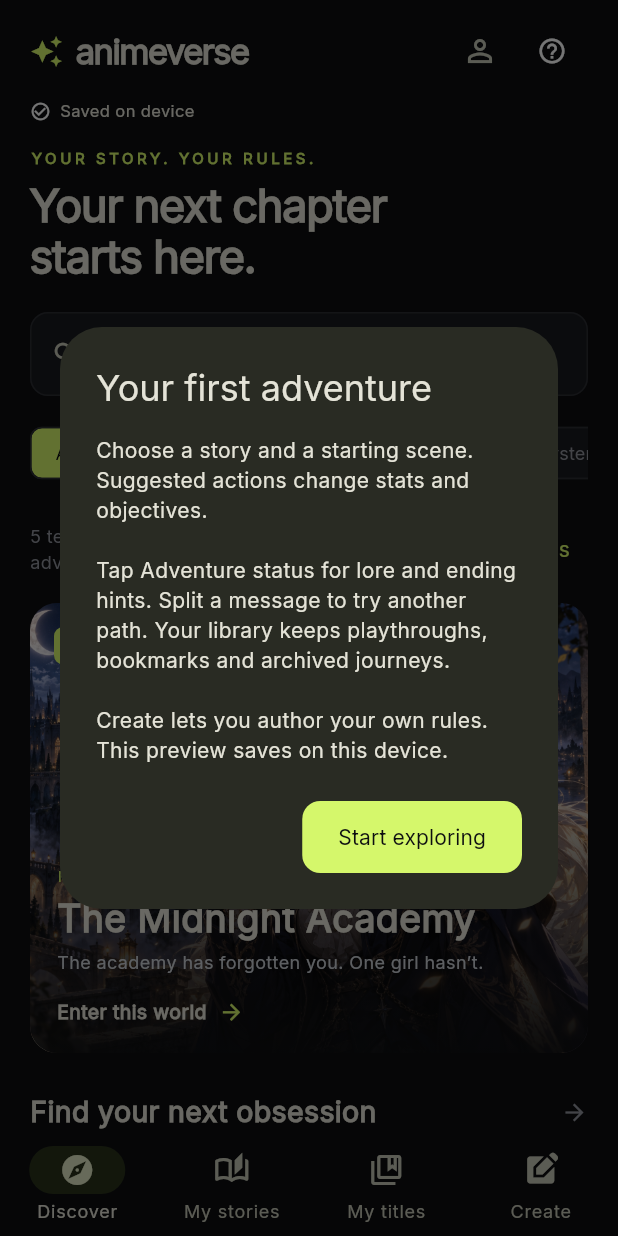
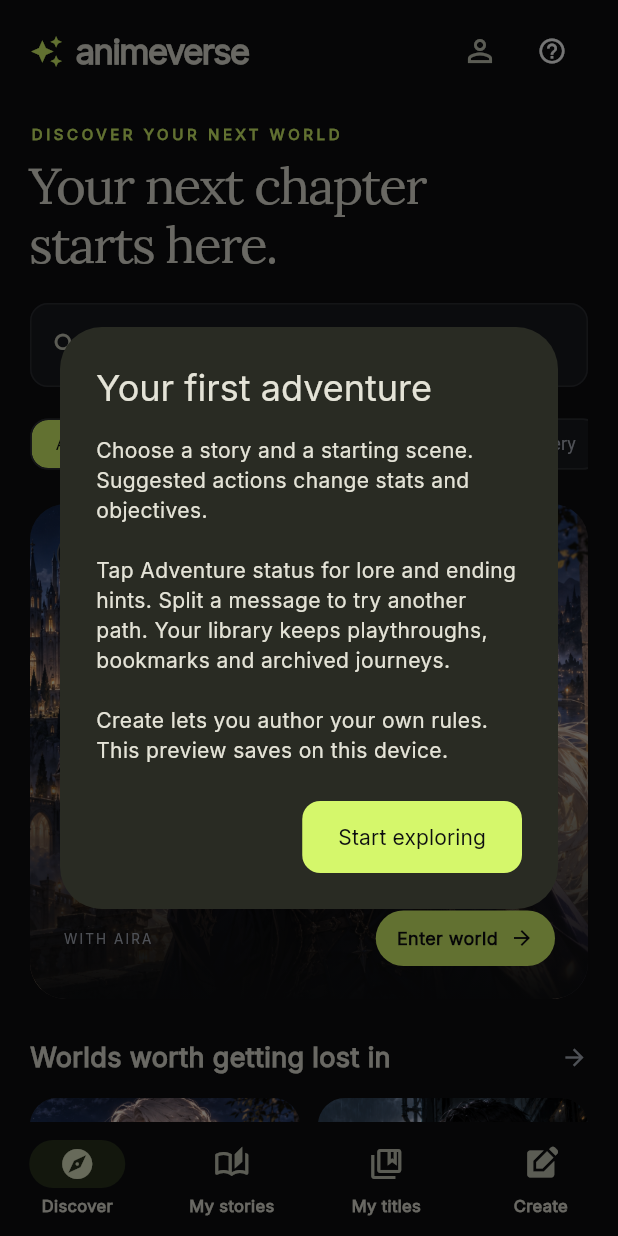
Before and after one commit to playdream996-cyber/Animeverse, a Flutter app: the screen it shows after launch, on a phone screen of 412 x 824 dp. Run offline on Flutter 3.47's test engine with Material 3 defaults, Android fonts, the light colour scheme and no system bars; our stand-ins replace file_picker, share_plus, shared_preferences.

Commit message:
Refine editorial discovery, illustrated cards and creator typography

```diff
--- a/mobile/lib/creator/creator_studio.dart
+++ b/mobile/lib/creator/creator_studio.dart
@@ -100,10 +100,10 @@ class _CreatorStudioState extends State<CreatorStudio> {
         SaveIndicator(library: widget.library), const SizedBox(height: 12),
         Text('STEP ${step + 1} OF 3', style: const TextStyle(color: lavender, fontSize: 10, letterSpacing: 2)),
         const SizedBox(height: 12),
-        LinearProgressIndicator(value: (step + 1) / 3, color: lavender, backgroundColor: line),
+        Row(children: [for (var i = 0; i < 3; i++) Expanded(child: Padding(padding: EdgeInsets.only(right: i == 2 ? 0 : 8), child: Container(height: 4, decoration: BoxDecoration(color: i <= step ? lavender : line, borderRadius: BorderRadius.circular(4)))))]),
         const SizedBox(height: 24),
         Text(['Give it a spark.', 'Build your world.', 'Make the first move.'][step],
-          style: const TextStyle(fontSize: 30, fontWeight: FontWeight.w700)),
+          style: const TextStyle(fontFamily: 'Lora', fontSize: 32, fontWeight: FontWeight.w500)),
         const SizedBox(height: 8),
         Text(['An original premise someone will want to step into.',
           'Choose who the player is and what matters to them.',
--- a/mobile/lib/main.dart
+++ b/mobile/lib/main.dart
@@ -15,7 +15,7 @@ import 'package:shared_preferences/shared_preferences.dart';
 const ink = Color(0xFF0D0E10);
 const panel = Color(0xFF191A1E);
 const lavender = Color(0xFFD5F76B);
-const muted = Color(0xFF92959E);
+const muted = Color(0xFFABB0BC);
 const line = Color(0xFF2B2D32);
 
 Future<void> main() async {
@@ -37,8 +37,10 @@ class AnimeverseApp extends StatelessWidget {
       colorScheme: ColorScheme.fromSeed(seedColor: lavender, brightness: Brightness.dark, primary: lavender, onPrimary: ink, surface: panel),
       appBarTheme: const AppBarTheme(backgroundColor: ink, surfaceTintColor: Colors.transparent),
       dividerColor: line,
-      navigationBarTheme: const NavigationBarThemeData(backgroundColor: ink, indicatorColor: Color(0xFF2A331B)),
-      cardTheme: const CardThemeData(color: panel, elevation: 0),
+      navigationBarTheme: const NavigationBarThemeData(backgroundColor: ink, indicatorColor: Color(0xFF29321D), labelTextStyle: WidgetStatePropertyAll(TextStyle(fontSize: 11, fontWeight: FontWeight.w600))),
+      cardTheme: CardThemeData(color: panel, elevation: 0, shape: RoundedRectangleBorder(borderRadius: BorderRadius.circular(20), side: const BorderSide(color: line))),
+      chipTheme: ChipThemeData(backgroundColor: panel, selectedColor: lavender, side: const BorderSide(color: line), shape: RoundedRectangleBorder(borderRadius: BorderRadius.circular(12)), labelStyle: const TextStyle(fontSize: 12)),
+      bottomSheetTheme: const BottomSheetThemeData(backgroundColor: ink, showDragHandle: true),
       filledButtonTheme: FilledButtonThemeData(style: FilledButton.styleFrom(minimumSize: const Size(0, 48), shape: RoundedRectangleBorder(borderRadius: BorderRadius.circular(12)))),
       inputDecorationTheme: InputDecorationTheme(filled: true, fillColor: panel, contentPadding: const EdgeInsets.all(16),
         border: OutlineInputBorder(borderRadius: BorderRadius.circular(12), borderSide: const BorderSide(color: line)),
@@ -202,28 +204,23 @@ class _LibraryScreenState extends State<LibraryScreen> with WidgetsBindingObserv
       Row(children: [const Icon(Icons.auto_awesome, color: lavender, size: 22), const SizedBox(width: 9),
         const Expanded(child: Text('animeverse', maxLines: 1, overflow: TextOverflow.ellipsis, style: TextStyle(fontSize: 23, fontWeight: FontWeight.w800, letterSpacing: -1))),
         IconButton(tooltip: 'Player settings', onPressed: () => Navigator.push(context, MaterialPageRoute<void>(builder: (_) => PlayerSettings(library: project))), icon: const Icon(Icons.person_outline)),
-        PopupMenuButton<String>(tooltip: 'Help and information', onSelected: (value) { if (value == 'help') quickGuide(context); else showDialog<void>(context: context, builder: (_) => AlertDialog(title: const Text('A new world, in progress'), content: const Text('Original artwork, authored local rules and scripted replies. Stories and progress save on this device. Online accounts and sharing are not connected.'), actions: [TextButton(onPressed: () => Navigator.pop(context), child: const Text('Got it'))])); },
-          icon: const Icon(Icons.help_outline, size: 20), itemBuilder: (_) => const [PopupMenuItem(value: 'help', child: Text('How to play')), PopupMenuItem(value: 'about', child: Text('About this preview'))]),
+        PopupMenuButton<String>(tooltip: 'Help and information', onSelected: (value) { if (value == 'help') quickGuide(context); else if (value == 'references') refreshCatalog(); else showDialog<void>(context: context, builder: (_) => AlertDialog(title: const Text('A new world, in progress'), content: const Text('Original artwork, authored local rules and scripted replies. Stories and progress save on this device. Online accounts and sharing are not connected.'), actions: [TextButton(onPressed: () => Navigator.pop(context), child: const Text('Got it'))])); },
+          icon: const Icon(Icons.help_outline, size: 20), itemBuilder: (_) => const [PopupMenuItem(value: 'help', child: Text('How to play')), PopupMenuItem(value: 'about', child: Text('About this preview')), PopupMenuItem(value: 'references', child: Text('Refresh manga references'))]),
       ]),
-      const SizedBox(height: 8), SaveIndicator(library: project),
-      const SizedBox(height: 16),
+      const SizedBox(height: 24),
       if (project.saveError != null) Card(child: Padding(padding: const EdgeInsets.all(16), child: Column(crossAxisAlignment: CrossAxisAlignment.start, children: [
         Text(project.saveError!, style: const TextStyle(color: Colors.orangeAccent)),
         if (!project.readOnly) TextButton(onPressed: project.flush, child: const Text('Retry save')),
       ]))),
       if (tab == 0) ...[
-        const Text('YOUR STORY. YOUR RULES.', style: TextStyle(color: lavender, fontSize: 10, letterSpacing: 2.4, fontWeight: FontWeight.w700)), const SizedBox(height: 8),
-        const Text('Your next chapter\nstarts here.', style: TextStyle(fontSize: 30, fontWeight: FontWeight.w700, height: 1.12, letterSpacing: -.8)), const SizedBox(height: 20),
-        TextField(controller: search, onChanged: (_) => setState(() {}), decoration: const InputDecoration(hintText: 'Search stories, worlds, possibilities', prefixIcon: Icon(Icons.search, size: 20), isDense: true)), const SizedBox(height: 14),
+        const Text('DISCOVER YOUR NEXT WORLD', style: TextStyle(color: lavender, fontSize: 10, letterSpacing: 2.4, fontWeight: FontWeight.w700)), const SizedBox(height: 8),
+        const Text('Your next chapter\nstarts here.', style: TextStyle(fontFamily: 'Lora', fontSize: 34, fontWeight: FontWeight.w500, height: 1.16, letterSpacing: -1.2)), const SizedBox(height: 20),
+        TextField(controller: search, onChanged: (_) => setState(() {}), decoration: const InputDecoration(hintText: 'Find your next adventure', prefixIcon: Icon(Icons.search, size: 20), isDense: true)), const SizedBox(height: 14),
         SingleChildScrollView(scrollDirection: Axis.horizontal, child: Row(children: [for (final g in ['All', 'Fantasy', 'Sci-fi', 'Adventure', 'Mystery', 'Romance', 'Horror']) Padding(padding: const EdgeInsets.only(right: 8), child: ChoiceChip(label: Text(g), selected: genre == g, showCheckmark: false, onSelected: (_) => setState(() => genre = g), selectedColor: lavender, labelStyle: TextStyle(color: genre == g ? ink : muted, fontSize: 12), side: const BorderSide(color: line)))])),
         const SizedBox(height: 16),
-        if (testStoriesEnabled) Padding(padding: const EdgeInsets.only(bottom: 12), child: Row(children: [
-          const Expanded(child: Text('5 temporary original adventures', style: TextStyle(color: muted, fontSize: 12))),
-          TextButton(onPressed: loadingCatalog ? null : refreshCatalog, child: Text(loadingCatalog ? 'Loading…' : 'Refresh manga references')),
-        ])),
         if (visible.isNotEmpty) HeroCover(story: visible.first, onTap: () => showDetail(visible.first)),
         if (visible.isEmpty) const Padding(padding: EdgeInsets.all(32), child: Text('No stories found. Try another title or genre.')),
-        const SizedBox(height: 26), const Row(children: [Expanded(child: Text('Find your next obsession', style: TextStyle(fontSize: 19, fontWeight: FontWeight.w700))), SizedBox(width: 12), Icon(Icons.arrow_forward, size: 18, color: muted)]), const SizedBox(height: 14),
+        const SizedBox(height: 26), const Row(children: [Expanded(child: Text('Worlds worth getting lost in', style: TextStyle(fontSize: 18, fontWeight: FontWeight.w600))), SizedBox(width: 12), Icon(Icons.arrow_forward, size: 18, color: muted)]), const SizedBox(height: 14),
         LayoutBuilder(builder: (context, constraints) {
           final count = constraints.maxWidth > 600 ? 3 : 2;
           final width = (constraints.maxWidth - 12 * (count - 1)) / count;
@@ -265,7 +262,7 @@ class _LibraryScreenState extends State<LibraryScreen> with WidgetsBindingObserv
       ],
       if (tab == 3) ...[
         const Text('THE CREATOR STUDIO', style: TextStyle(color: lavender, letterSpacing: 2, fontSize: 10)),
-        const SizedBox(height: 12), const Text('A world only you\ncould imagine.', style: TextStyle(fontSize: 30, fontWeight: FontWeight.w700, height: 1.15)),
+        const SizedBox(height: 12), const Text('A world only you\ncould imagine.', style: TextStyle(fontFamily: 'Lora', fontSize: 32, fontWeight: FontWeight.w500, height: 1.2)),
         const SizedBox(height: 12), const Text('Build an original adventure. Shape the cast, the stakes and the first scene.',
           style: TextStyle(color: muted, height: 1.6)),
         const SizedBox(height: 24), ClipRRect(borderRadius: BorderRadius.circular(16),
@@ -282,7 +279,7 @@ class _LibraryScreenState extends State<LibraryScreen> with WidgetsBindingObserv
         const SizedBox(height: 20), const Text('Local preview · scripted replies · online publishing pending',
           style: TextStyle(color: muted, fontSize: 11)),
       ],
-    ])))), bottomNavigationBar: DecoratedBox(decoration: const BoxDecoration(border: Border(top: BorderSide(color: line))), child: NavigationBar(height: 68, selectedIndex: tab, onDestinationSelected: (i) => setState(() => tab = i), destinations: const [NavigationDestination(icon: Icon(Icons.explore_outlined), selectedIcon: Icon(Icons.explore), label: 'Discover'), NavigationDestination(icon: Icon(Icons.auto_stories_outlined), selectedIcon: Icon(Icons.auto_stories), label: 'My stories'), NavigationDestination(icon: Icon(Icons.collections_bookmark_outlined), label: 'My titles'), NavigationDestination(icon: Icon(Icons.edit_square), label: 'Create')])));
+    ])))), bottomNavigationBar: DecoratedBox(decoration: const BoxDecoration(border: Border(top: BorderSide(color: line))), child: NavigationBar(height: 76, selectedIndex: tab, onDestinationSelected: (i) => setState(() => tab = i), destinations: const [NavigationDestination(icon: Icon(Icons.explore_outlined), selectedIcon: Icon(Icons.explore), label: 'Discover'), NavigationDestination(icon: Icon(Icons.auto_stories_outlined), selectedIcon: Icon(Icons.auto_stories), label: 'My stories'), NavigationDestination(icon: Icon(Icons.collections_bookmark_outlined), label: 'My titles'), NavigationDestination(icon: Icon(Icons.edit_square), label: 'Create')])));
   }
 }
 
@@ -291,20 +288,39 @@ class HeroCover extends StatelessWidget {
   final StoryCover story;
   final VoidCallback onTap;
   @override
-  Widget build(BuildContext context) => Semantics(button: true, label: 'Begin ${story.title}', child: Material(borderRadius: BorderRadius.circular(18), clipBehavior: Clip.antiAlias, child: InkWell(onTap: onTap, child: SizedBox(height: 300, child: Stack(fit: StackFit.expand, children: [Artwork(story.art), const DecoratedBox(decoration: BoxDecoration(gradient: LinearGradient(begin: Alignment.topCenter, end: Alignment.bottomCenter, stops: [0, .45, 1], colors: [Colors.transparent, Color(0x33000000), Color(0xF20D0E10)]))),
-    Positioned(top: 16, left: 16, child: Container(padding: const EdgeInsets.symmetric(horizontal: 10, vertical: 6), decoration: BoxDecoration(color: lavender, borderRadius: BorderRadius.circular(6)), child: const Text('FEATURED WORLD', style: TextStyle(color: ink, fontSize: 9, letterSpacing: 1.2, fontWeight: FontWeight.w800)))),
-    Positioned(bottom: 18, left: 18, right: 18, child: Column(crossAxisAlignment: CrossAxisAlignment.start, children: [Text(story.tag, style: const TextStyle(color: lavender, fontSize: 9, letterSpacing: 1.4)), const SizedBox(height: 7), Text(story.title, style: const TextStyle(fontSize: 25, height: 1.1, fontWeight: FontWeight.w800)), const SizedBox(height: 7), Text(story.description, style: const TextStyle(color: Color(0xFFCBD0D6), fontSize: 12)), const SizedBox(height: 15), const Row(children: [Text('Enter this world', style: TextStyle(fontSize: 13, fontWeight: FontWeight.w700)), SizedBox(width: 8), Icon(Icons.arrow_forward, size: 17, color: lavender)])])),
-  ])))));
+  Widget build(BuildContext context) => Semantics(button: true, label: 'Begin ${story.title}', child: Material(
+    color: panel, borderRadius: BorderRadius.circular(24), clipBehavior: Clip.antiAlias,
+    child: InkWell(onTap: onTap, child: SizedBox(height: 330, child: Stack(fit: StackFit.expand, children: [
+      Artwork(story.art), const DecoratedBox(decoration: BoxDecoration(gradient: LinearGradient(
+        begin: Alignment.topCenter, end: Alignment.bottomCenter, stops: [0, .35, 1],
+        colors: [Color(0x22000000), Color(0x00000000), Color(0xFA0D0E10)]))),
+      Positioned(top: 18, left: 18, child: Container(padding: const EdgeInsets.symmetric(horizontal: 12, vertical: 8),
+        decoration: BoxDecoration(color: const Color(0xCC0D0E10), borderRadius: BorderRadius.circular(30), border: Border.all(color: Colors.white24)),
+        child: const Row(mainAxisSize: MainAxisSize.min, children: [Icon(Icons.auto_awesome, size: 12, color: lavender), SizedBox(width: 6), Text('EDITOR’S PICK', style: TextStyle(fontSize: 9, letterSpacing: 1.3, fontWeight: FontWeight.w600))]))),
+      Positioned(bottom: 22, left: 22, right: 22, child: Column(crossAxisAlignment: CrossAxisAlignment.start, children: [
+        Text(story.tag, style: const TextStyle(color: lavender, fontSize: 9, letterSpacing: 1.5)), const SizedBox(height: 10),
+        Text(story.title, style: const TextStyle(fontFamily: 'Lora', fontSize: 28, height: 1.12, fontWeight: FontWeight.w500)),
+        const SizedBox(height: 9), Text(story.description, style: const TextStyle(color: Color(0xFFDBDFE5), fontSize: 12, height: 1.5)),
+        const SizedBox(height: 18), Row(children: [Expanded(child: Text('WITH ${story.character.toUpperCase()}', style: const TextStyle(color: muted, fontSize: 9, letterSpacing: 1.4))),
+          Container(padding: const EdgeInsets.symmetric(horizontal: 14, vertical: 10), decoration: BoxDecoration(color: lavender, borderRadius: BorderRadius.circular(30)),
+            child: const Row(children: [Text('Enter world', style: TextStyle(color: ink, fontSize: 12, fontWeight: FontWeight.w700)), SizedBox(width: 8), Icon(Icons.arrow_forward, color: ink, size: 16)]))]),
+      ])),
+    ])))));
 }
 class PosterCover extends StatelessWidget {
   const PosterCover({super.key, required this.story, required this.onTap});
   final StoryCover story;
   final VoidCallback onTap;
   @override
-  Widget build(BuildContext context) => InkWell(onTap: onTap, borderRadius: BorderRadius.circular(12), child: Column(crossAxisAlignment: CrossAxisAlignment.start, children: [
-    AspectRatio(aspectRatio: .78, child: ClipRRect(borderRadius: BorderRadius.circular(12), child: Artwork(story.art))), const SizedBox(height: 10),
-    Text(story.genre.toUpperCase(), style: const TextStyle(color: lavender, fontSize: 9, letterSpacing: 1.2)), const SizedBox(height: 5), Text(story.title, style: const TextStyle(fontSize: 15, fontWeight: FontWeight.w700, height: 1.25)), const SizedBox(height: 5), Text(story.description, maxLines: 2, overflow: TextOverflow.ellipsis, style: const TextStyle(color: muted, fontSize: 11, height: 1.4)),
-  ]));
+  Widget build(BuildContext context) => Material(color: panel, borderRadius: BorderRadius.circular(18), clipBehavior: Clip.antiAlias,
+    child: InkWell(onTap: onTap, child: Column(crossAxisAlignment: CrossAxisAlignment.start, children: [
+      AspectRatio(aspectRatio: .9, child: Stack(fit: StackFit.expand, children: [Artwork(story.art),
+        Positioned(bottom: 10, left: 10, child: Container(padding: const EdgeInsets.symmetric(horizontal: 8, vertical: 5), decoration: BoxDecoration(color: const Color(0xDD0D0E10), borderRadius: BorderRadius.circular(8)), child: Text(story.genre, style: const TextStyle(fontSize: 9, color: lavender))))])),
+      Padding(padding: const EdgeInsets.all(12), child: Column(crossAxisAlignment: CrossAxisAlignment.start, children: [
+        Text(story.title, maxLines: 2, overflow: TextOverflow.ellipsis, style: const TextStyle(fontSize: 14, fontWeight: FontWeight.w600, height: 1.35)),
+        const SizedBox(height: 8), Text('With ${story.character}', style: const TextStyle(color: muted, fontSize: 11)),
+      ])),
+    ])));
 }
 
 class CreateStoryForm extends StatefulWidget {
@@ -320,7 +336,7 @@ class _CreateStoryFormState extends State<CreateStoryForm> {
   void dispose() { title.dispose(); super.dispose(); }
   @override
   Widget build(BuildContext context) => Column(crossAxisAlignment: CrossAxisAlignment.start, children: [
-    const Text('THE CREATOR STUDIO', style: TextStyle(color: lavender, letterSpacing: 2, fontSize: 10)), const SizedBox(height: 10), const Text('A world only you\ncould imagine.', style: TextStyle(fontSize: 30, fontWeight: FontWeight.w700, height: 1.15)), const SizedBox(height: 12), const Text('Give your next adventure a name. Then find the person who will share it.', style: TextStyle(color: muted, height: 1.5)), const SizedBox(height: 24),
+    const Text('THE CREATOR STUDIO', style: TextStyle(color: lavender, letterSpacing: 2, fontSize: 10)), const SizedBox(height: 10), const Text('A world only you\ncould imagine.', style: TextStyle(fontFamily: 'Lora', fontSize: 32, fontWeight: FontWeight.w500, height: 1.2)), const SizedBox(height: 12), const Text('Give your next adventure a name. Then find the person who will share it.', style: TextStyle(color: muted, height: 1.5)), const SizedBox(height: 24),
     ClipRRect(borderRadius: BorderRadius.circular(14), child: const SizedBox(height: 160, width: double.infinity, child: Artwork('assets/art/lantern.png'))), const SizedBox(height: 24),
     const Text('01 / STORY PROFILE', style: TextStyle(color: lavender, fontSize: 10, letterSpacing: 1.5)), const SizedBox(height: 14),
     TextField(controller: title, maxLength: 80, decoration: InputDecoration(labelText: 'Story title', hintText: 'The city above the clouds', errorText: error)), const SizedBox(height: 16),
--- a/mobile/lib/reader.dart
+++ b/mobile/lib/reader.dart
@@ -56,7 +56,7 @@ class _ChatScreenState extends State<ChatScreen>{
   }
   String get art=>s.state==null?s.story?.art??coverFor(s.title).art:s.story!.rules!.scene(s.state!.scene).art;
   Widget header()=>Column(crossAxisAlignment:CrossAxisAlignment.start,children:[
-    Semantics(button:true,label:'View scene artwork',child:InkWell(onTap:()=>artworkViewer(context,art),child:SizedBox(height:230,child:Stack(fit:StackFit.expand,children:[Artwork(art),const DecoratedBox(decoration:BoxDecoration(gradient:LinearGradient(begin:Alignment.topCenter,end:Alignment.bottomCenter,colors:[Colors.transparent,Color(0xEE0D0E10)]))),Positioned(bottom:20,left:22,right:22,child:Column(crossAxisAlignment:CrossAxisAlignment.start,children:[const Text('CHAPTER 01',style:TextStyle(color:lavender,fontSize:10,letterSpacing:2)),const SizedBox(height:6),Text(s.state==null?'The first encounter':s.story!.rules!.scene(s.state!.scene).title,maxLines:2,overflow:TextOverflow.ellipsis,style:const TextStyle(fontSize:24,fontWeight:FontWeight.w700))]))])))),
+    Semantics(button:true,label:'View scene artwork',child:InkWell(onTap:()=>artworkViewer(context,art),child:SizedBox(height:260,child:Stack(fit:StackFit.expand,children:[Artwork(art),const DecoratedBox(decoration:BoxDecoration(gradient:LinearGradient(begin:Alignment.topCenter,end:Alignment.bottomCenter,colors:[Colors.transparent,Color(0xEE0D0E10)]))),Positioned(bottom:20,left:22,right:22,child:Column(crossAxisAlignment:CrossAxisAlignment.start,children:[const Text('CHAPTER 01',style:TextStyle(color:lavender,fontSize:10,letterSpacing:2)),const SizedBox(height:6),Text(s.state==null?'The first encounter':s.story!.rules!.scene(s.state!.scene).title,maxLines:2,overflow:TextOverflow.ellipsis,style:const TextStyle(fontFamily:'Lora',fontSize:28,fontWeight:FontWeight.w500))]))])))),
     Padding(padding:const EdgeInsets.fromLTRB(22,8,22,24),child:Column(crossAxisAlignment:CrossAxisAlignment.start,children:[const DemoBadge(),if(s.story!=null)StoryGuide(story:s.story!),const Padding(padding:EdgeInsets.only(top:12),child:Text('Choose an action or write what you do. Split a message to try another path.',style:TextStyle(color:muted,fontSize:12,height:1.5)))])),
   ]);
   Widget choices(){
@@ -66,7 +66,7 @@ class _ChatScreenState extends State<ChatScreen>{
     return Column(crossAxisAlignment:CrossAxisAlignment.start,children:[const Divider(),const SizedBox(height:18),const Text('WHERE DOES YOUR STORY GO?',style:TextStyle(color:muted,fontSize:9,letterSpacing:1.5)),const SizedBox(height:12),for(var i=0;i<labels.length;i++)Builder(builder:(context){
       final a=actions?[i];final available=a==null||a.available(world!);
       final requirements=a==null?'':a.minimum.entries.where((e)=>(world!.stats[e.key]??0)<e.value).map((e)=>'Needs ${rules!.stats.firstWhere((x)=>x.id==e.key).name} ${e.value} · you have ${world!.stats[e.key]}').join('\n');
-      return Padding(padding:const EdgeInsets.only(bottom:8),child:Material(color:panel,borderRadius:BorderRadius.circular(10),child:InkWell(onTap:available?()=>send(labels[i]):null,borderRadius:BorderRadius.circular(10),child:Padding(padding:const EdgeInsets.all(14),child:Row(children:[Icon(available?Icons.subdirectory_arrow_right:Icons.lock_outline,size:17,color:available?lavender:muted),const SizedBox(width:10),Expanded(child:Column(crossAxisAlignment:CrossAxisAlignment.start,children:[Text(labels[i],style:TextStyle(fontSize:13,color:available?null:muted)),if(!available)Padding(padding:const EdgeInsets.only(top:6),child:Text(requirements,style:const TextStyle(color:muted,fontSize:11)))])),if(available)const Icon(Icons.arrow_upward,size:15,color:muted)])))));
+      return Padding(padding:const EdgeInsets.only(bottom:8),child:Material(color:panel,borderRadius:BorderRadius.circular(16),child:InkWell(onTap:available?()=>send(labels[i]):null,borderRadius:BorderRadius.circular(16),child:Padding(padding:const EdgeInsets.all(14),child:Row(children:[Icon(available?Icons.east:Icons.lock_outline,size:17,color:available?lavender:muted),const SizedBox(width:10),Expanded(child:Column(crossAxisAlignment:CrossAxisAlignment.start,children:[Text(labels[i],style:TextStyle(fontSize:13,color:available?null:muted)),if(!available)Padding(padding:const EdgeInsets.only(top:6),child:Text(requirements,style:const TextStyle(color:muted,fontSize:11)))])),if(available)const Icon(Icons.arrow_upward,size:15,color:muted)])))));
     })]);
   }
   Widget footer()=>Padding(padding:const EdgeInsets.fromLTRB(22,0,22,24),child:Column(crossAxisAlignment:CrossAxisAlignment.start,children:[
```
